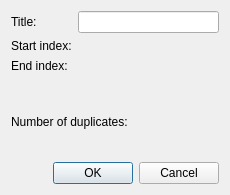
Old version of the form src/pythonGui/karabogui/project/dialog/object_duplicate.ui in the repository European-XFEL/Karabo.
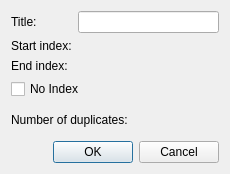
New version of the form.

Commit message: GUI: Enable duplicate of devices without indexing

```diff
--- a/src/pythonGui/karabogui/project/dialog/object_duplicate.ui
+++ b/src/pythonGui/karabogui/project/dialog/object_duplicate.ui
@@ -7,7 +7,7 @@
     <x>0</x>
     <y>0</y>
     <width>230</width>
-    <height>195</height>
+    <height>174</height>
    </rect>
   </property>
   <property name="windowTitle">
@@ -40,6 +40,13 @@
        </property>
       </widget>
      </item>
+     <item row="3" column="0" colspan="2">
+      <widget class="QCheckBox" name="cbNoIndex">
+       <property name="text">
+        <string>No Index</string>
+       </property>
+      </widget>
+     </item>
     </layout>
    </item>
    <item>
```
The commit also changes 1 other file.
